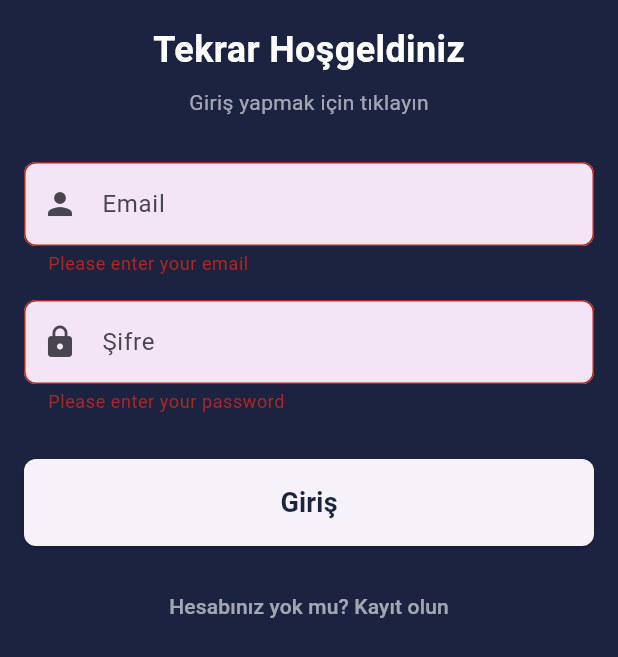
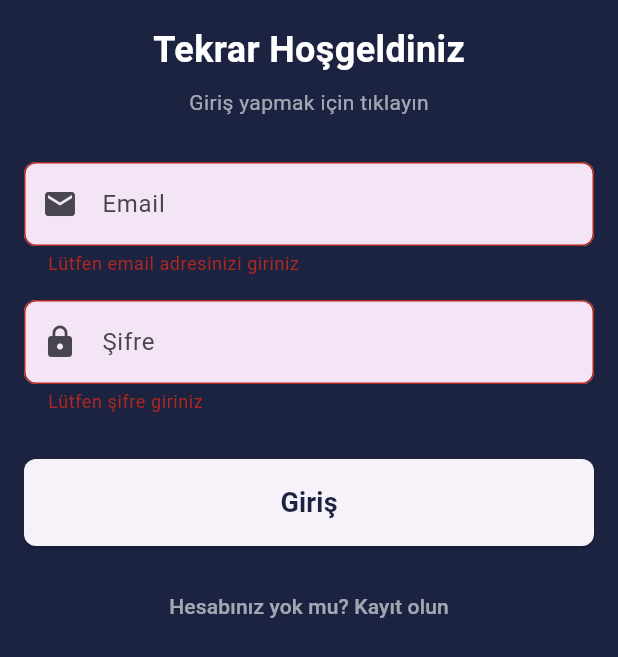
Before and after one commit to arda-copur/FamWorks, a Flutter app: the screen it shows after launch, after a tap on "Giriş", on a phone screen of 412 x 824 dp. Shown: the top 657 px of the screen. Run offline on Flutter 3.47's test engine with Material 3 defaults, Android fonts, the phone set to English and light mode, and no system bars; our stand-ins replace cached_network_image, cloud_firestore, connectivity_plus, firebase_auth, firebase_core, firebase_storage and 7 more; accounts and stored records are empty; generated files the repository leaves out were written again.

Commit message:
v2 updates

```diff
--- a/lib/feature/services/auth/user_status.dart
+++ b/lib/feature/services/auth/user_status.dart
@@ -1,6 +1,6 @@
 
-import 'package:fam_works/screens/login_screen.dart';
-import 'package:fam_works/screens/rotate_screen.dart';
+import 'package:fam_works/views/login_screen.dart';
+import 'package:fam_works/views/bottom_view.dart';
 import 'package:firebase_auth/firebase_auth.dart';
 import 'package:flutter/material.dart';
 
@@ -16,7 +16,7 @@
           return const Center(child: CircularProgressIndicator());
         }
         if (snapshot.hasData) {
-          return  MyBottomNavigationBar();
+          return  const BottomView();
         } else {
           return LoginScreen();
         }
--- a/lib/feature/utils/app_routes.dart
+++ b/lib/feature/utils/app_routes.dart
@@ -1,16 +1,16 @@
-import 'package:fam_works/screens/create_task_screen.dart';
-import 'package:fam_works/screens/home_screen.dart';
-import 'package:fam_works/screens/login_screen.dart';
-import 'package:fam_works/screens/register_screen.dart';
-import 'package:fam_works/screens/rotate_screen.dart';
+import 'package:fam_works/views/create_task_screen.dart';
+import 'package:fam_works/views/home_view.dart';
+import 'package:fam_works/views/login_screen.dart';
+import 'package:fam_works/views/register_screen.dart';
+import 'package:fam_works/views/bottom_view.dart';
 import 'package:flutter/material.dart';
 
 class Routes {
   static Map<String, WidgetBuilder> get appRoutes => {
         '/login': (context) => LoginScreen(),
         '/register': (context) => const RegisterScreen(),
-        '/home': (context) => const HomeScreen(),
+        '/home': (context) => const HomeView(),
         '/create-task': (context) => CreateTaskScreen(),
-        '/rotate': (context) => const MyBottomNavigationBar(),
+        '/rotate': (context) => const BottomView(),
       };
 }
--- a/lib/feature/utils/app_styles.dart
+++ b/lib/feature/utils/app_styles.dart
@@ -1,6 +1,6 @@
 
 
-import 'package:fam_works/screens/create_task_screen.dart';
+import 'package:fam_works/views/create_task_screen.dart';
 import 'package:flutter/material.dart';
 
 mixin TaskViewStylesMixin on State<CreateTaskScreen> {
--- /dev/null
+++ b/lib/viewmodels/home_vmodel.dart
@@ -0,0 +1,6 @@
+import 'package:fam_works/views/home_view.dart';
+import 'package:flutter/material.dart';
+
+abstract class HomeViewModel extends State<HomeView> {
+
+}
--- a/lib/screens/activity_screen.dart
+++ b/lib/views/activity_screen.dart
@@ -1,4 +1,4 @@
-import 'package:fam_works/screens/create_activity.screen.dart';
+import 'package:fam_works/views/create_activity.screen.dart';
 import 'package:flutter/material.dart';
 import 'package:cloud_firestore/cloud_firestore.dart';
 import 'package:firebase_auth/firebase_auth.dart';
--- a/lib/screens/login_screen.dart
+++ b/lib/views/login_screen.dart
@@ -2,11 +2,12 @@ import 'package:fam_works/core/constants/app_borders.dart';
 import 'package:fam_works/core/constants/app_colors.dart';
 import 'package:fam_works/core/constants/app_paddings.dart';
 import 'package:fam_works/core/constants/app_texts.dart';
+import 'package:fam_works/core/login/widgets/login_email_textfield.dart';
+import 'package:fam_works/core/login/widgets/login_password_textfield.dart';
+import 'package:fam_works/feature/services/auth/user_auth.dart';
 import 'package:fam_works/feature/utils/app_box.dart';
 import 'package:fam_works/feature/utils/navigator_helper.dart';
-import 'package:fam_works/screens/rotate_screen.dart';
 import 'package:flutter/material.dart';
-import 'package:firebase_auth/firebase_auth.dart';
 
 class LoginScreen extends StatefulWidget {
   @override
@@ -15,8 +16,9 @@ class LoginScreen extends StatefulWidget {
 
 class _LoginScreenState extends State<LoginScreen> {
   final _formKey = GlobalKey<FormState>();
-  final _emailController = TextEditingController();
-  final _passwordController = TextEditingController();
+  final UserAuth auth = UserAuth();
+  final TextEditingController loginEmailController = TextEditingController();
+  final TextEditingController loginPasswordController = TextEditingController();
 
   @override
   Widget build(BuildContext context) {
@@ -43,44 +45,11 @@ class _LoginScreenState extends State<LoginScreen> {
                   style: TextStyle(color: Colors.white60),
                 ),
                 const AppHeightBox(height: 30),
-                TextFormField(
-                  controller: _emailController,
-                  decoration: InputDecoration(
-                    hintText: 'Email',
-                    border: OutlineInputBorder(
-                      borderRadius: AppBorders.circularLow(),
-                    ),
-                    prefixIcon: const Icon(Icons.person),
-                    filled: true,
-                    fillColor: Colors.purple.shade50,
-                  ),
-                  validator: (value) {
-                    if (value!.isEmpty) {
-                      return 'Please enter your email';
-                    }
-                    return null;
-                  },
-                ),
+                LoginEmailTextfield(
+                    emailController: loginEmailController),
                 const AppHeightBox(height: 16),
-                TextFormField(
-                  controller: _passwordController,
-                  decoration: InputDecoration(
-                    hintText: 'Şifre',
-                    border: OutlineInputBorder(
-                      borderRadius: BorderRadius.circular(8),
-                    ),
-                    prefixIcon: const Icon(Icons.lock),
-                    filled: true,
-                    fillColor: Colors.purple.shade50,
-                  ),
-                  obscureText: true,
-                  validator: (value) {
-                    if (value!.isEmpty) {
-                      return 'Please enter your password';
-                    }
-                    return null;
-                  },
-                ),
+                LoginPasswordTextfield(
+                    passwordController: loginPasswordController),
                 const AppHeightBox(height: 30),
                 SizedBox(
                   width: double.infinity,
@@ -88,19 +57,20 @@ class _LoginScreenState extends State<LoginScreen> {
                     style: ElevatedButton.styleFrom(
                       padding: const EdgeInsets.symmetric(vertical: 16),
                       shape: RoundedRectangleBorder(
-                        borderRadius: BorderRadius.circular(8),
+                        borderRadius: AppBorders.circularLow()
                       ),
                     ),
                     onPressed: () {
                       if (_formKey.currentState!.validate()) {
-                        loginUser(
-                          _emailController.text,
-                          _passwordController.text,
+                        auth.loginUser(
+                          loginEmailController.text,
+                          loginPasswordController.text,
+                          context
                         );
                       }
                     },
                     child: const Text(
-                      'Giriş',
+                      AppTexts.login,
                       style: TextStyle(
                           color: AppColors.bgColor,
                           fontWeight: FontWeight.bold,
@@ -108,13 +78,13 @@ class _LoginScreenState extends State<LoginScreen> {
                     ),
                   ),
                 ),
-                const SizedBox(height: 16),
+                const AppHeightBox(height: 16),
                 TextButton(
                   onPressed: () {
                     NavigatorHelper.navigateToView(context, 'register');
                   },
                   child: const Text(
-                    'Hesabınız\ yok mu? Kayıt olun',
+                    AppTexts.dontHaveAccount,
                     style: TextStyle(color: Colors.white60),
                   ),
                 ),
@@ -126,18 +96,4 @@ class _LoginScreenState extends State<LoginScreen> {
     );
   }
 
-  Future<void> loginUser(String email, String password) async {
-    try {
-      UserCredential userCredential =
-          await FirebaseAuth.instance.signInWithEmailAndPassword(
-        email: email,
-        password: password,
-      );
-      User user = userCredential.user!;
-
-      NavigatorHelper.navigateToView(context, 'rotate');
-    } on FirebaseAuthException catch (e) {
-      print("Error: $e");
-    }
-  }
 }
--- a/lib/screens/register_screen.dart
+++ b/lib/views/register_screen.dart
@@ -2,15 +2,13 @@ import 'package:fam_works/core/constants/app_colors.dart';
 import 'package:fam_works/core/constants/app_paddings.dart';
 import 'package:fam_works/core/constants/app_texts.dart';
 import 'package:fam_works/core/providers/media_provider.dart';
-import 'package:fam_works/core/providers/register_provider.dart';
-import 'package:fam_works/core/register/widgets/register_button.dart';
+import 'package:fam_works/core/providers/auth_module_provider.dart.dart';
 import 'package:fam_works/core/register/widgets/register_email_tf.dart';
 import 'package:fam_works/core/register/widgets/register_home_tf.dart';
 import 'package:fam_works/core/register/widgets/register_name_tf.dart.dart';
 import 'package:fam_works/core/register/widgets/register_password_tf.dart';
 import 'package:fam_works/feature/services/auth/user_auth.dart';
 import 'package:fam_works/feature/utils/app_box.dart';
-import 'package:fam_works/feature/utils/app_dialog.dart';
 import 'package:fam_works/feature/utils/navigator_helper.dart';
 import 'package:flutter/material.dart';
 import 'package:firebase_auth/firebase_auth.dart';
@@ -31,7 +29,7 @@ class _RegisterScreenState extends State<RegisterScreen> {
 
   @override
   Widget build(BuildContext context) {
-    final registerProvider = Provider.of<RegisterProvider>(context, listen: true);
+    final registerProvider = Provider.of<AuthModuleProvider>(context, listen: false); //true idi. false veya registerUserdaki context patlatıyor mu bir bak
     final mediaProvider = Provider.of<MediaProvider>(context, listen: true);
     return Scaffold(
       backgroundColor: AppColors.bgColor,
```
Also changed, not shown: lib/feature/services/connectivy/connectivy_manager.dart (added, +42 -0 lines), lib/screens/rotate_screen.dart (deleted, +0 -150 lines), lib/views/bottom_view.dart (added, +183 -0 lines), lib/views/home_view.dart (renamed from lib/screens/home_screen.dart, +92 -76 lines), lib/views/location_view.dart (+66 -13 lines), lib/models/user_model.dart (deleted), lib/views/chat_screen.dart (renamed from lib/screens/chat_screen.dart), lib/views/create_activity.screen.dart (renamed from lib/screens/create_activity.screen.dart), lib/views/create_task_screen.dart (renamed from lib/screens/create_task_screen.dart), lib/views/profile_screen.dart (renamed from lib/screens/profile_screen.dart), 3 other files.
